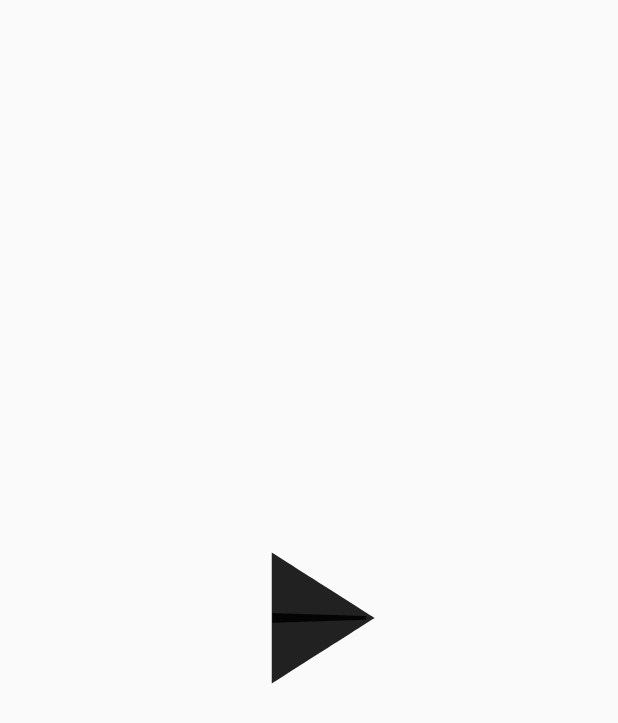
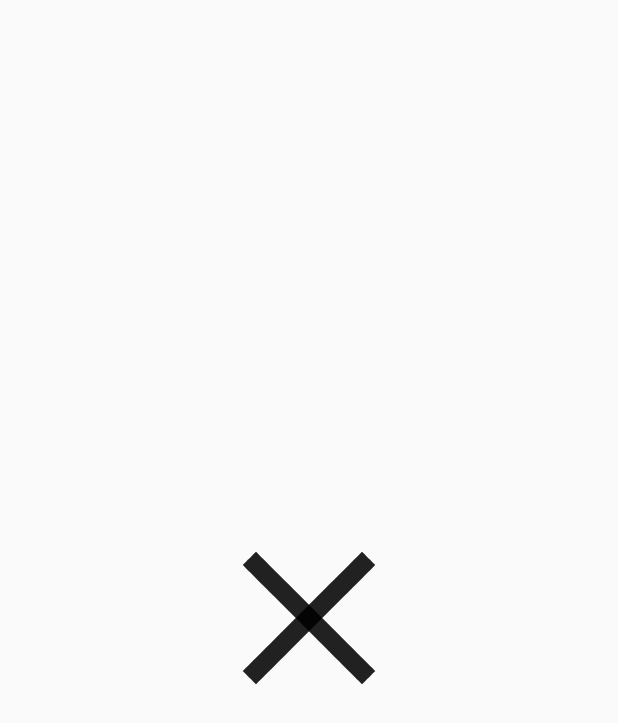
Before and after one commit to Galadima3/mylez, a Flutter app: the screen it shows after launch, on a phone screen of 412 x 824 dp. Shown: the top 723 px of the screen. Run offline on Flutter 3.47's test engine with Material 2 defaults, Android fonts, the phone set to English and light mode, and no system bars.

Commit message:
Second Commit - !Fix

```diff
--- a/lib/animated_icons.dart
+++ b/lib/animated_icons.dart
@@ -26,15 +26,14 @@ class _AnimatedIconsXState extends State<AnimatedIconsX>
 
   void _iconTapped() {
     if (videoPlaying == false) {
-      setState(() {
-        _animationController.forward();
+      _animationController.forward();
         videoPlaying == true;
-      });
+
+
     } else {
-      setState(() {
-        _animationController.reverse();
+       _animationController.reverse();
         videoPlaying == false;
-      });
+
     }
   }
 
@@ -45,7 +44,7 @@ class _AnimatedIconsXState extends State<AnimatedIconsX>
           child: GestureDetector(
             onTap: _iconTapped,
             child: AnimatedIcon(
-              icon: AnimatedIcons.play_pause,
+              icon: AnimatedIcons.close_menu,
               progress: _animationController,
               size: 150,
             ),
```
